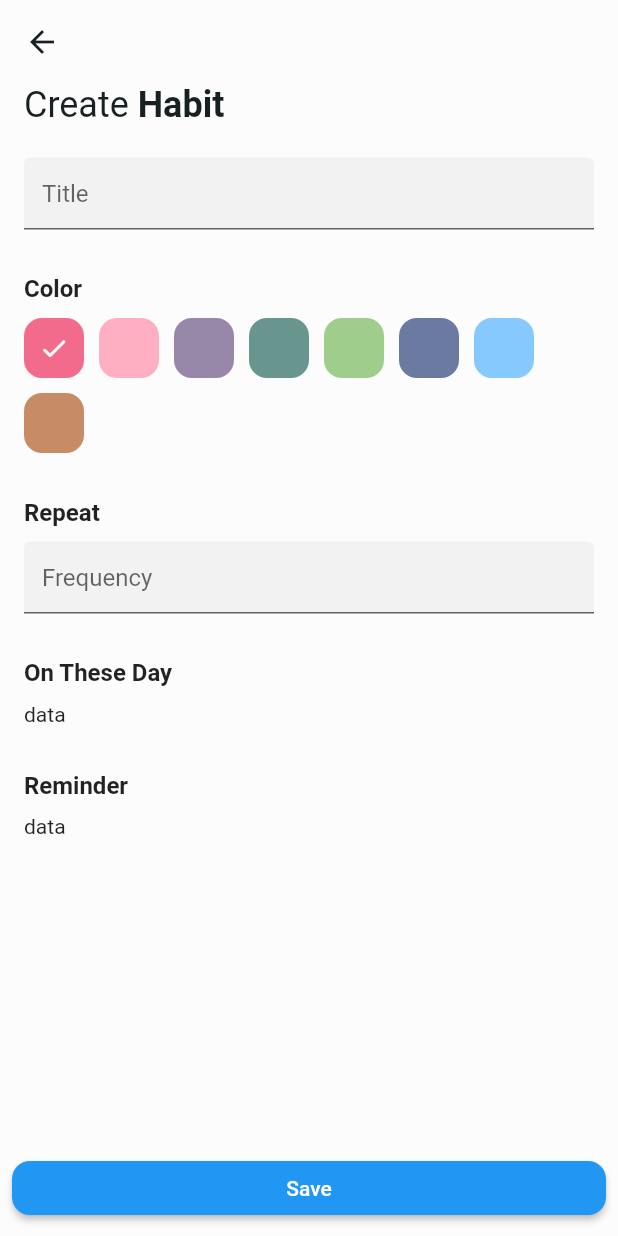
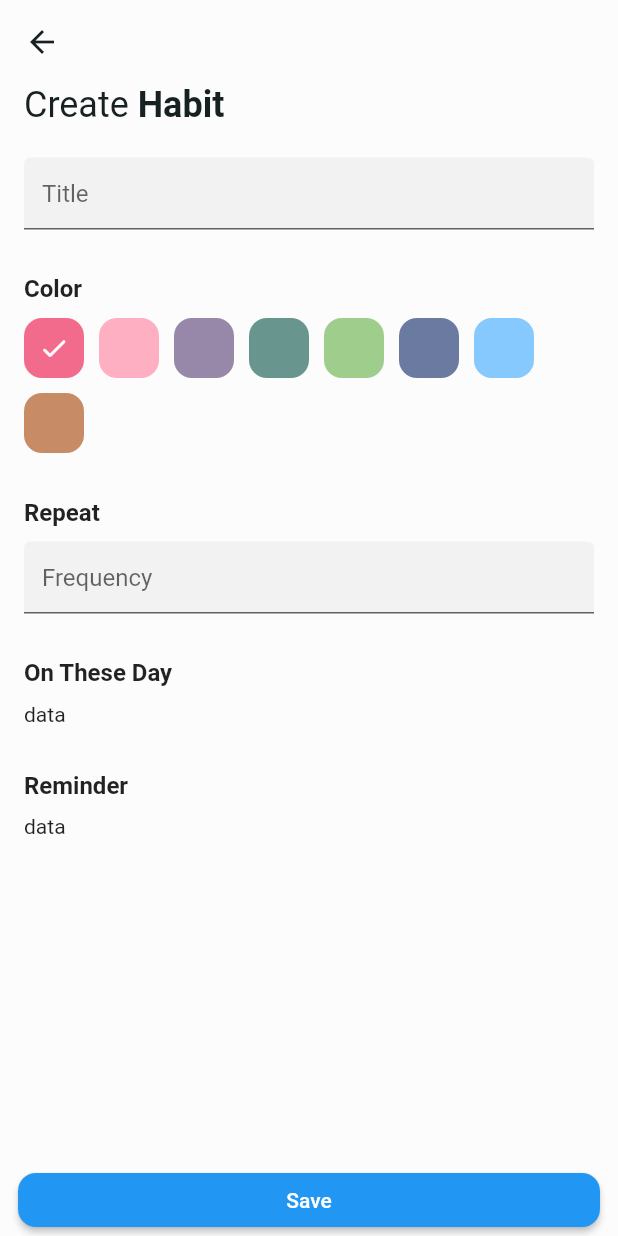
Before and after one commit to alifgiant/bithabit, a Flutter app: the screen it shows after launch, after a tap on the "add" icon, on a phone screen of 412 x 824 dp. Run offline on Flutter 3.47's test engine with Material 2 defaults, Android fonts, the phone set to English and light mode, and no system bars; our stand-ins replace custom_navigation_bar, device_preview, icons_plus, recase.

Commit message:
fix margins

```diff
--- a/lib/src/pages/dash/dash_page.dart
+++ b/lib/src/pages/dash/dash_page.dart
@@ -37,8 +37,9 @@ class DashPage extends StatelessWidget {
                 child: Column(
                   mainAxisSize: MainAxisSize.min,
                   crossAxisAlignment: CrossAxisAlignment.start,
-                  children: const [
-                    CompletedCount(
+                  children: [
+                    SizedBox(height: MediaQuery.of(context).viewPadding.top),
+                    const CompletedCount(
                       completed: 0,
                       total: 4,
                     ),
--- a/lib/src/pages/detail/detail_page.dart
+++ b/lib/src/pages/detail/detail_page.dart
@@ -48,8 +48,7 @@ class _DetailPageState extends State<DetailPage> {
 
   @override
   Widget build(BuildContext context) {
-    return SafeArea(
-      child: Scaffold(
+    return Scaffold(
       appBar: AppBar(elevation: 0),
       body: ListView(
         padding: const EdgeInsets.symmetric(horizontal: 16),
@@ -102,7 +101,9 @@ class _DetailPageState extends State<DetailPage> {
         ],
       ),
       bottomNavigationBar: Padding(
-          padding: const EdgeInsets.all(8.0),
+        padding: const EdgeInsets.all(12).copyWith(
+          bottom: MediaQuery.of(context).viewPadding.bottom,
+        ),
         child: ElevatedButton(
           onPressed: onSaveClick,
           style: ElevatedButton.styleFrom(
@@ -113,7 +114,6 @@ class _DetailPageState extends State<DetailPage> {
           child: const Padding(
             padding: EdgeInsets.all(10.0),
             child: Text('Save'),
-            ),
           ),
         ),
       ),
--- a/lib/src/pages/recap/recap_page.dart
+++ b/lib/src/pages/recap/recap_page.dart
@@ -31,7 +31,9 @@ class RecapPage extends StatelessWidget {
         ],
       ),
       body: ListView.separated(
-        padding: const EdgeInsets.only(left: 12, right: 12, top: 6, bottom: kBottomNavigationBarHeight + 16),
+        padding: const EdgeInsets.all(12).copyWith(
+          bottom: kBottomNavigationBarHeight + 12,
+        ),
         itemBuilder: (_, index) => WeeklyHabit(habit: habits[index]),
         separatorBuilder: (_, __) => const SizedBox(height: 12),
         itemCount: habits.length,
```
Also changed, not shown: lib/src/pages/home/home_page.dart (+0 -29 lines). Lines whose indentation alone changed are shown as unchanged.
